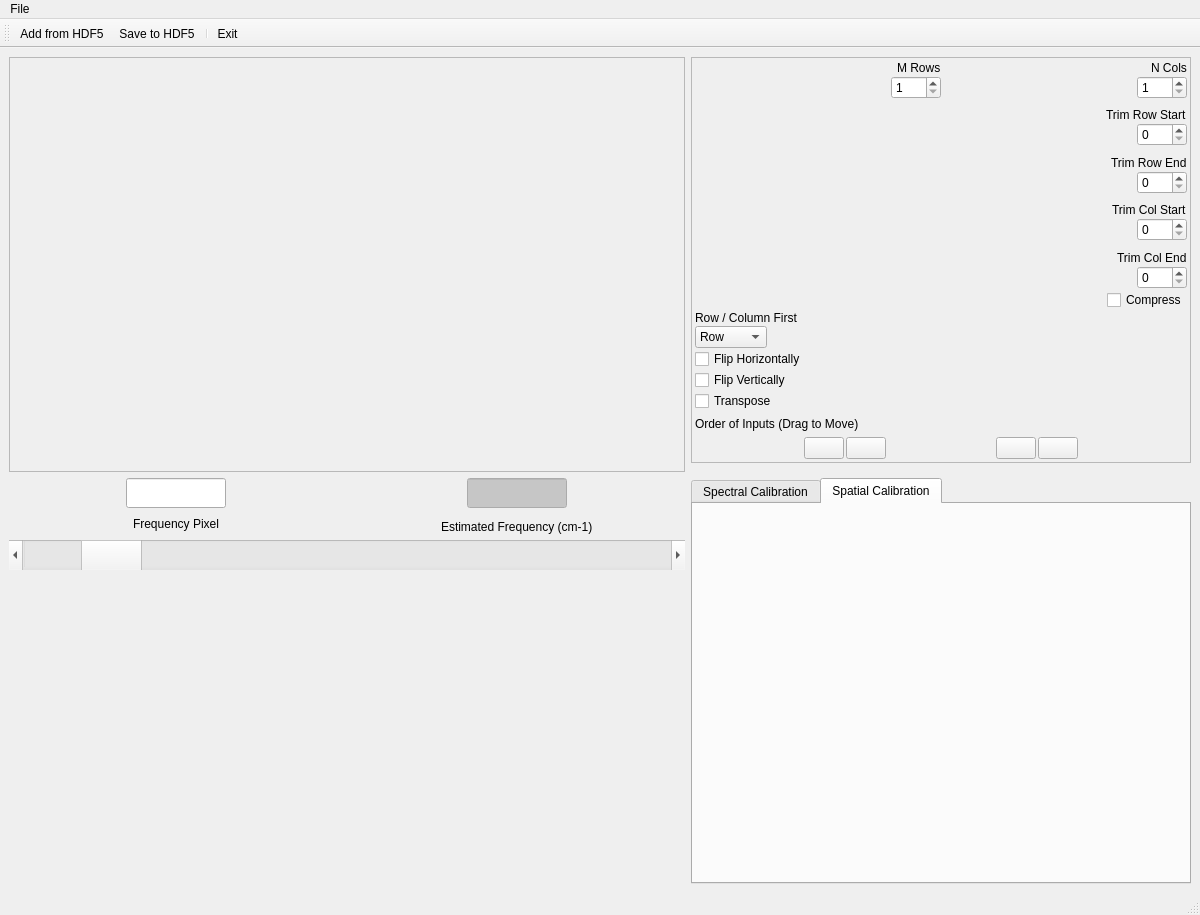
Old version of the form crikit/ui/qt5/ui_Mosaic.ui in the repository CCampJr/CRIkit2.
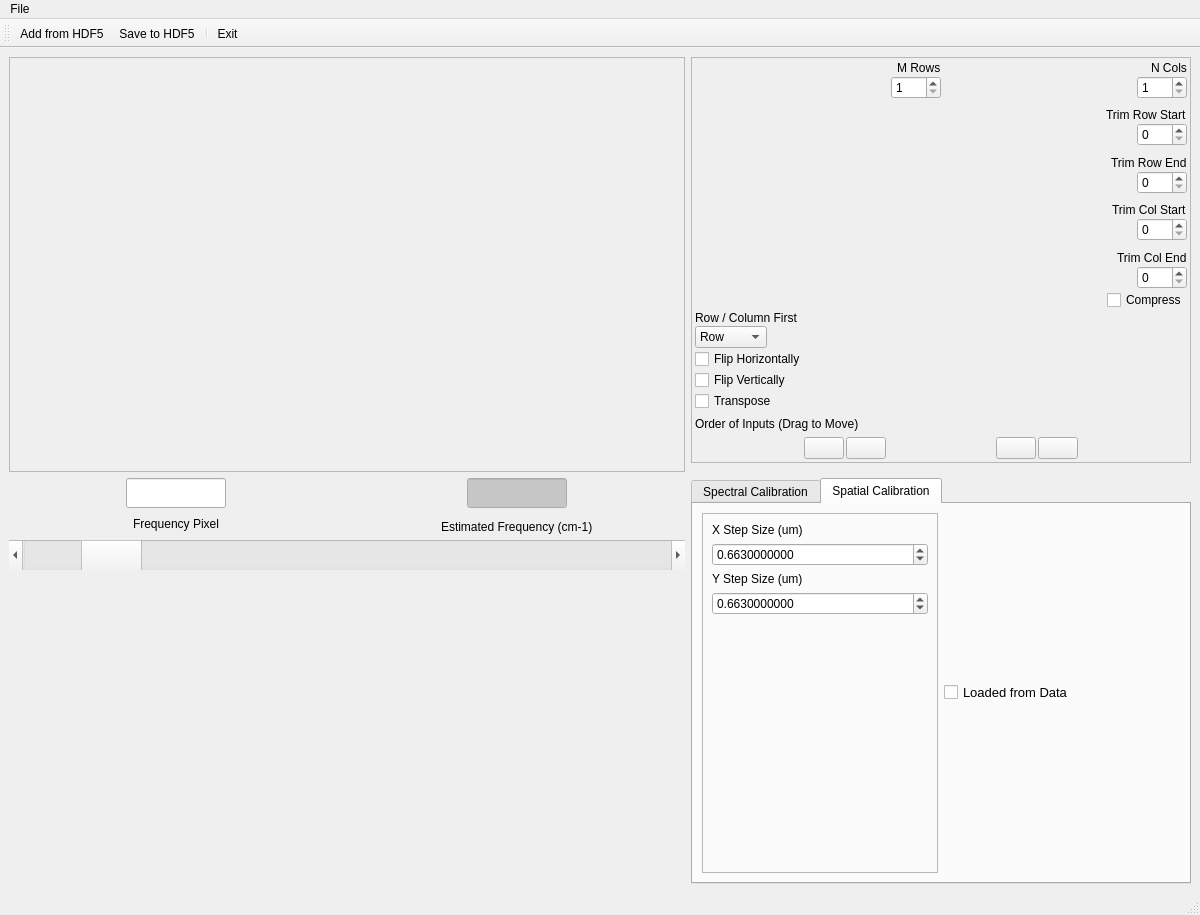
New version of the form. The open tabs and pages were chosen to show the change. Icons and pictures are not drawn.

Commit message: Added spatial calibration info

The edit to the form file:
```diff
--- a/crikit/ui/qt5/ui_Mosaic.ui
+++ b/crikit/ui/qt5/ui_Mosaic.ui
@@ -771,8 +771,8 @@
        <attribute name="title">
         <string>Spectral Calibration</string>
        </attribute>
-       <layout class="QVBoxLayout" name="verticalLayout_6">
-        <item alignment="Qt::AlignLeft">
+       <layout class="QHBoxLayout" name="horizontalLayout">
+        <item>
          <widget class="QFrame" name="frame_2">
           <property name="maximumSize">
            <size>
@@ -963,6 +963,94 @@
        <attribute name="title">
         <string>Spatial Calibration</string>
        </attribute>
+       <layout class="QHBoxLayout" name="horizontalLayout_4">
+        <item>
+         <widget class="QFrame" name="frame_3">
+          <property name="frameShape">
+           <enum>QFrame::StyledPanel</enum>
+          </property>
+          <property name="frameShadow">
+           <enum>QFrame::Plain</enum>
+          </property>
+          <layout class="QVBoxLayout" name="verticalLayout_6">
+           <item>
+            <widget class="QLabel" name="label_15">
+             <property name="text">
+              <string>X Step Size (um)</string>
+             </property>
+            </widget>
+           </item>
+           <item>
+            <widget class="QDoubleSpinBox" name="spinBoxXStepSize">
+             <property name="decimals">
+              <number>10</number>
+             </property>
+             <property name="maximum">
+              <double>1000000.000000000000000</double>
+             </property>
+             <property name="singleStep">
+              <double>0.100000000000000</double>
+             </property>
+             <property name="value">
+              <double>0.663000000000000</double>
+             </property>
+            </widget>
+           </item>
+           <item>
+            <widget class="QLabel" name="label_16">
+             <property name="text">
+              <string>Y Step Size (um)</string>
+             </property>
+            </widget>
+           </item>
+           <item>
+            <widget class="QDoubleSpinBox" name="spinBoxYStepSize">
+             <property name="decimals">
+              <number>10</number>
+             </property>
+             <property name="maximum">
+              <double>1000000.000000000000000</double>
+             </property>
+             <property name="singleStep">
+              <double>0.100000000000000</double>
+             </property>
+             <property name="value">
+              <double>0.663000000000000</double>
+             </property>
+            </widget>
+           </item>
+           <item>
+            <spacer name="verticalSpacer_13">
+             <property name="orientation">
+              <enum>Qt::Vertical</enum>
+             </property>
+             <property name="sizeHint" stdset="0">
+              <size>
+               <width>20</width>
+               <height>40</height>
+              </size>
+             </property>
+            </spacer>
+           </item>
+          </layout>
+         </widget>
+        </item>
+        <item>
+         <widget class="QCheckBox" name="checkBoxSpaceFromData">
+          <property name="font">
+           <font>
+            <pointsize>10</pointsize>
+           </font>
+          </property>
+          <property name="text">
+           <string>Loaded from Data</string>
+          </property>
+          <property name="checkable">
+           <bool>false</bool>
+          </property>
+         </widget>
+        </item>
+       </layout>
       </widget>
      </widget>
     </item>
```
Left out of the diff: 21 changed lines with no effect on the pictures. The commit also changes 1 other file.
